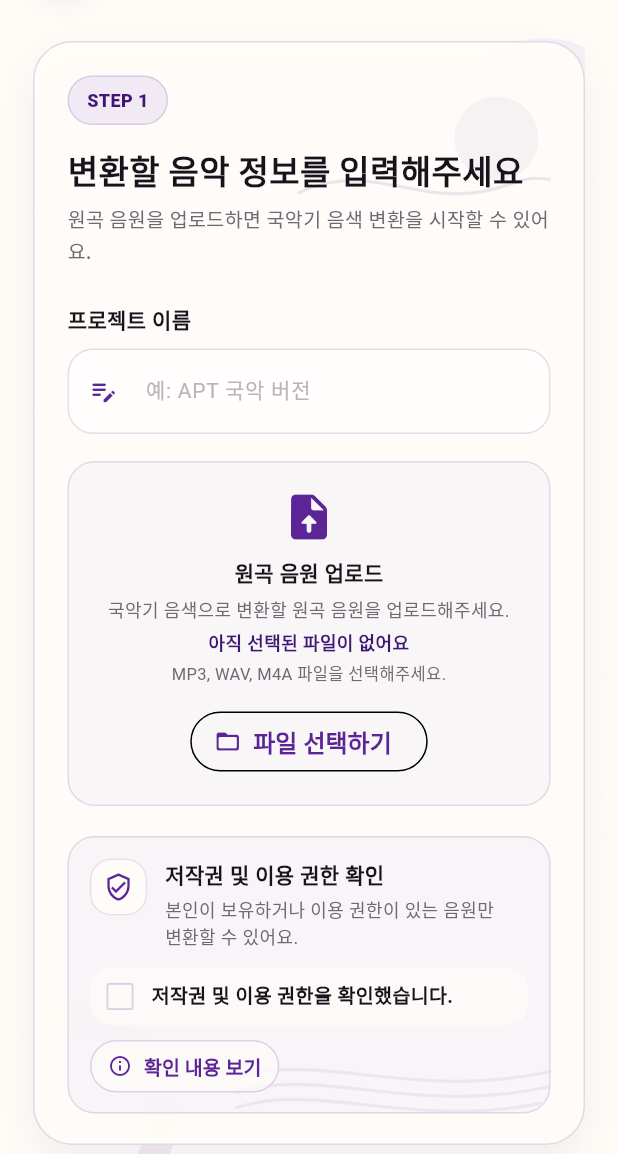
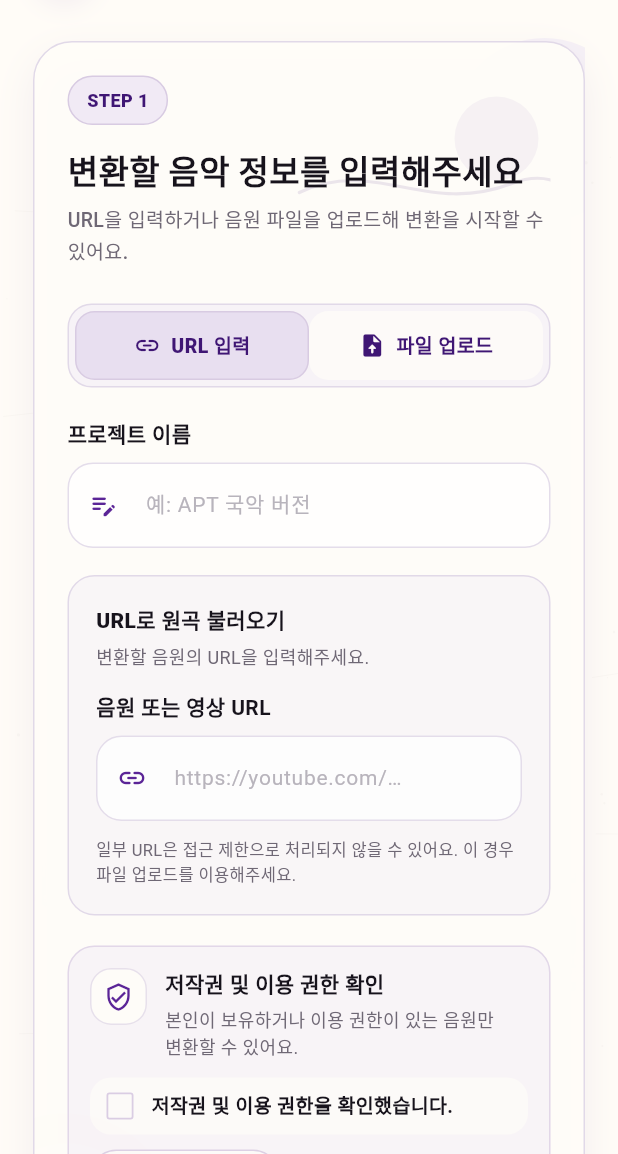
Before and after one commit to yevinn7016/Gugakify, a Flutter app: the UploadScreen screen opened by its route, on a phone screen of 412 x 824 dp, the part 82-1236 px from its top. Run offline on Flutter 3.47's test engine with Material 3 defaults, Android fonts, the phone set to English and light mode, and no system bars; our stand-ins replace file_picker, flutter_svg, go_router, just_audio, shared_preferences, video_player; accounts and stored records are empty; Roboto replaces fonts that are missing (Pretendard); project files that could hold a hidden picture were left out.

Commit message:
유튜브 URL 입력 추가

```diff
--- a/lib/features/app_state/project_state.dart
+++ b/lib/features/app_state/project_state.dart
@@ -23,6 +23,8 @@ class RecentProject {
     this.outputAudioDurationSeconds,
     this.outputVideoDurationSeconds,
     this.inputAudioFileName,
+    this.inputSourceType = 'file',
+    this.youtubeUrl,
     this.outputAudioFileName,
     this.outputVideoFileName,
     this.vocalInstrument,
@@ -52,6 +54,8 @@ class RecentProject {
   final int? outputAudioDurationSeconds;
   final int? outputVideoDurationSeconds;
   final String? inputAudioFileName;
+  final String inputSourceType;
+  final String? youtubeUrl;
   final String? outputAudioFileName;
   final String? outputVideoFileName;
   final String? vocalInstrument;
@@ -81,6 +85,8 @@ class RecentProject {
     int? outputAudioDurationSeconds,
     int? outputVideoDurationSeconds,
     String? inputAudioFileName,
+    String? inputSourceType,
+    String? youtubeUrl,
     String? outputAudioFileName,
     String? outputVideoFileName,
     String? vocalInstrument,
@@ -112,6 +118,8 @@ class RecentProject {
       outputVideoDurationSeconds:
           outputVideoDurationSeconds ?? this.outputVideoDurationSeconds,
       inputAudioFileName: inputAudioFileName ?? this.inputAudioFileName,
+      inputSourceType: inputSourceType ?? this.inputSourceType,
+      youtubeUrl: youtubeUrl ?? this.youtubeUrl,
       outputAudioFileName: outputAudioFileName ?? this.outputAudioFileName,
       outputVideoFileName: outputVideoFileName ?? this.outputVideoFileName,
       vocalInstrument: vocalInstrument ?? this.vocalInstrument,
@@ -144,6 +152,8 @@ class RecentProject {
     'outputAudioDurationSeconds': outputAudioDurationSeconds,
     'outputVideoDurationSeconds': outputVideoDurationSeconds,
     'inputAudioFileName': inputAudioFileName,
+    'inputSourceType': inputSourceType,
+    'youtubeUrl': youtubeUrl,
     'outputAudioFileName': outputAudioFileName,
     'outputVideoFileName': outputVideoFileName,
     'vocalInstrument': vocalInstrument,
@@ -181,6 +191,8 @@ class RecentProject {
       outputVideoDurationSeconds: (json['outputVideoDurationSeconds'] as num?)
           ?.toInt(),
       inputAudioFileName: json['inputAudioFileName'] as String?,
+      inputSourceType: json['inputSourceType'] as String? ?? 'file',
+      youtubeUrl: json['youtubeUrl'] as String?,
       outputAudioFileName: json['outputAudioFileName'] as String?,
       outputVideoFileName: json['outputVideoFileName'] as String?,
       vocalInstrument: json['vocalInstrument'] as String?,
@@ -201,9 +213,9 @@ class ProjectProvider extends ChangeNotifier {
 
   String projectName = '';
   String youtubeUrl = '';
-  String inputMode = 'audio_file';
+  String inputMode = 'url';
   String? uploadedVideoFileName;
-  String inputSourceType = 'audio_file';
+  String inputSourceType = 'url';
   String? inputAudioFileName;
   String? inputAudioFileExtension;
   String? inputAudioFilePath;
@@ -252,6 +264,18 @@ class ProjectProvider extends ChangeNotifier {
     notifyListeners();
   }
 
+  void setInputSourceType(String value) {
+    if (value != 'url' && value != 'file') return;
+    inputSourceType = value;
+    inputMode = value;
+    notifyListeners();
+  }
+
+  void setYoutubeUrl(String value) {
+    youtubeUrl = value;
+    notifyListeners();
+  }
+
   void setInputAudioFile({
     required String fileName,
     String? extension,
@@ -268,9 +292,9 @@ class ProjectProvider extends ChangeNotifier {
   void resetCurrentProject() {
     projectName = '';
     youtubeUrl = '';
-    inputMode = 'audio_file';
+    inputMode = 'url';
     uploadedVideoFileName = null;
-    inputSourceType = 'audio_file';
+    inputSourceType = 'url';
     inputAudioFileName = null;
     inputAudioFileExtension = null;
     inputAudioFilePath = null;
@@ -317,9 +341,10 @@ class ProjectProvider extends ChangeNotifier {
   }) {
     projectName = name.trim();
     youtubeUrl = url.trim();
-    inputMode = mode;
+    final normalizedMode = mode == 'audio_file' ? 'file' : mode;
+    inputMode = normalizedMode;
     uploadedVideoFileName = fileName;
-    inputSourceType = 'audio_file';
+    inputSourceType = normalizedMode;
     inputAudioFileName = audioFileName;
     inputAudioFileExtension = audioFileExtension;
     inputAudioFilePath = audioFilePath;
@@ -482,6 +507,9 @@ class ProjectProvider extends ChangeNotifier {
     outputAudioUrl = project.outputAudioUrl;
     outputVideoDurationSeconds = project.outputVideoDurationSeconds;
     inputAudioFileName = project.inputAudioFileName;
+    inputSourceType = project.inputSourceType;
+    inputMode = project.inputSourceType;
+    youtubeUrl = project.youtubeUrl ?? '';
     inputAudioFileExtension = null;
     inputAudioFilePath = null;
     inputAudioFileBytes = null;
@@ -520,9 +548,9 @@ class ProjectProvider extends ChangeNotifier {
     if (currentProjectId == id) {
       projectName = '';
       youtubeUrl = '';
-      inputMode = 'audio_file';
+      inputMode = 'url';
       uploadedVideoFileName = null;
-      inputSourceType = 'audio_file';
+      inputSourceType = 'url';
       inputAudioFileName = null;
       inputAudioFileExtension = null;
       inputAudioFilePath = null;
@@ -592,6 +620,8 @@ class ProjectProvider extends ChangeNotifier {
       outputAudioDurationSeconds: outputAudioDurationSeconds,
       outputVideoDurationSeconds: outputVideoDurationSeconds,
       inputAudioFileName: inputAudioFileName,
+      inputSourceType: inputSourceType,
+      youtubeUrl: youtubeUrl,
       outputAudioFileName:
           outputAudioFileName ?? buildOutputAudioFileName(projectName),
       outputVideoFileName:
--- a/lib/features/audio/presentation/screens/audio_convert_setting_screen.dart
+++ b/lib/features/audio/presentation/screens/audio_convert_setting_screen.dart
@@ -592,15 +592,19 @@ class _SelectionSummaryCard extends StatelessWidget {
         ? '선택 전'
         : _instrumentOptions[project.accompanimentInstrument] ??
               project.accompanimentInstrument!;
+    final isUrl = project.inputSourceType == 'url';
 
     return _SectionCard(
       title: '선택 요약',
       caption: '현재 선택한 국악 변환 설정입니다',
       child: Column(
         children: [
+          _SummaryRow(label: '입력 방식', value: isUrl ? 'URL 입력' : '파일 업로드'),
           _SummaryRow(
-            label: '입력 파일',
-            value: project.inputAudioFileName ?? '선택 전',
+            label: isUrl ? '입력 URL' : '입력 파일',
+            value: isUrl
+                ? project.youtubeUrl
+                : (project.inputAudioFileName ?? '선택 전'),
           ),
           _SummaryRow(
             label: '보컬 악기',
--- a/lib/features/upload/presentation/screens/upload_screen.dart
+++ b/lib/features/upload/presentation/screens/upload_screen.dart
@@ -18,6 +18,7 @@ class UploadScreen extends StatefulWidget {
 
 class _UploadScreenState extends State<UploadScreen> {
   late final TextEditingController _nameController;
+  late final TextEditingController _urlController;
   bool _copyrightChecked = false;
   String? _selectedFileName;
   String? _selectedFileExtension;
@@ -29,6 +30,7 @@ class _UploadScreenState extends State<UploadScreen> {
     super.initState();
     final project = context.read<ProjectProvider>();
     _nameController = TextEditingController(text: project.projectName);
+    _urlController = TextEditingController(text: project.youtubeUrl);
     _copyrightChecked = project.copyrightConfirmed;
     _selectedFileName = project.inputAudioFileName;
     _selectedFileExtension = project.inputAudioFileExtension;
@@ -39,15 +41,19 @@ class _UploadScreenState extends State<UploadScreen> {
   @override
   void dispose() {
     _nameController.dispose();
+    _urlController.dispose();
     super.dispose();
   }
 
   @override
   Widget build(BuildContext context) {
     final project = context.watch<ProjectProvider>();
+    final hasInput = project.inputSourceType == 'url'
+        ? project.youtubeUrl.trim().isNotEmpty
+        : project.inputAudioFileName?.trim().isNotEmpty == true;
     final canNext =
         project.projectName.trim().isNotEmpty &&
-        project.inputAudioFileName?.trim().isNotEmpty == true &&
+        hasInput &&
         project.copyrightConfirmed;
 
     return GugakifyAppScaffold(
@@ -62,9 +68,13 @@ class _UploadScreenState extends State<UploadScreen> {
               const SizedBox(height: 18),
               _UploadCard(
                 nameController: _nameController,
+                urlController: _urlController,
+                inputSourceType: project.inputSourceType,
                 copyrightChecked: _copyrightChecked,
                 selectedFileName: _selectedFileName,
                 onSelectFile: _pickAudioFile,
+                onSourceChanged: project.setInputSourceType,
+                onUrlChanged: project.setYoutubeUrl,
                 onNameChanged: (value) {
                   project.setProjectName(value);
                   setState(() {});
@@ -82,9 +92,9 @@ class _UploadScreenState extends State<UploadScreen> {
                     ? () {
                         context.read<ProjectProvider>().setUploadInfo(
                           _nameController.text,
-                          '',
+                          _urlController.text,
                           _copyrightChecked,
-                          mode: 'audio_file',
+                          mode: project.inputSourceType,
                           audioFileName: _selectedFileName,
                           audioFileExtension: _selectedFileExtension,
                           audioFilePath: _selectedFilePath,
@@ -367,18 +377,26 @@ class _CircleIconButton extends StatelessWidget {
 class _UploadCard extends StatelessWidget {
   const _UploadCard({
     required this.nameController,
+    required this.urlController,
+    required this.inputSourceType,
     required this.copyrightChecked,
     required this.selectedFileName,
     required this.onSelectFile,
+    required this.onSourceChanged,
+    required this.onUrlChanged,
     required this.onNameChanged,
     required this.onCopyrightChanged,
     required this.onShowCopyright,
   });
 
   final TextEditingController nameController;
+  final TextEditingController urlController;
+  final String inputSourceType;
   final bool copyrightChecked;
   final String? selectedFileName;
   final VoidCallback onSelectFile;
+  final ValueChanged<String> onSourceChanged;
+  final ValueChanged<String> onUrlChanged;
   final ValueChanged<String> onNameChanged;
   final ValueChanged<bool> onCopyrightChanged;
   final VoidCallback onShowCopyright;
@@ -419,7 +437,7 @@ class _UploadCard extends StatelessWidget {
               ),
               const SizedBox(height: 8),
               const Text(
-                '원곡 음원을 업로드하면 국악기 음색 변환을 시작할 수 있어요.',
+                'URL을 입력하거나 음원 파일을 업로드해 변환을 시작할 수 있어요.',
                 style: TextStyle(
                   color: AppColors.textMuted,
                   fontSize: 13,
@@ -428,6 +446,11 @@ class _UploadCard extends StatelessWidget {
                 ),
               ),
               const SizedBox(height: 24),
+              _InputSourceToggle(
+                value: inputSourceType,
+                onChanged: onSourceChanged,
+              ),
+              const SizedBox(height: 20),
               _ProjectInputField(
                 label: '프로젝트 이름',
                 hintText: '예: APT 국악 버전',
@@ -436,10 +459,13 @@ class _UploadCard extends StatelessWidget {
                 icon: Icons.edit_note_rounded,
               ),
               const SizedBox(height: 18),
-              _FileUploadBox(
-                fileName: selectedFileName,
-                onSelect: onSelectFile,
-              ),
+              if (inputSourceType == 'url')
+                _UrlInputBox(controller: urlController, onChanged: onUrlChanged)
+              else
+                _FileUploadBox(
+                  fileName: selectedFileName,
+                  onSelect: onSelectFile,
+                ),
               const SizedBox(height: 20),
               _CopyrightConfirmBox(
                 checked: copyrightChecked,
@@ -549,6 +575,148 @@ class _ProjectInputField extends StatelessWidget {
           ),
         ),
       ],
+    );
+  }
+}
+
+class _InputSourceToggle extends StatelessWidget {
+  const _InputSourceToggle({required this.value, required this.onChanged});
+
+  final String value;
+  final ValueChanged<String> onChanged;
+
+  @override
+  Widget build(BuildContext context) {
+    return Container(
+      padding: const EdgeInsets.all(4),
+      decoration: BoxDecoration(
+        color: AppColors.paleLavender.withValues(alpha: .45),
+        borderRadius: BorderRadius.circular(16),
+        border: Border.all(color: AppColors.borderSoft),
+      ),
+      child: Row(
+        children: [
+          _InputSourceButton(
+            label: 'URL 입력',
+            icon: Icons.link_rounded,
+            selected: value == 'url',
+            onTap: () => onChanged('url'),
+          ),
+          _InputSourceButton(
+            label: '파일 업로드',
+            icon: Icons.upload_file_rounded,
+            selected: value == 'file',
+            onTap: () => onChanged('file'),
+          ),
+        ],
+      ),
+    );
+  }
+}
+
+class _InputSourceButton extends StatelessWidget {
+  const _InputSourceButton({
+    required this.label,
+    required this.icon,
+    required this.selected,
+    required this.onTap,
+  });
+
+  final String label;
+  final IconData icon;
+  final bool selected;
+  final VoidCallback onTap;
+
+  @override
+  Widget build(BuildContext context) {
+    return Expanded(
+      child: InkWell(
+        onTap: onTap,
+        borderRadius: BorderRadius.circular(13),
+        child: AnimatedContainer(
+          duration: const Duration(milliseconds: 160),
+          padding: const EdgeInsets.symmetric(vertical: 12),
+          decoration: BoxDecoration(
+            color: selected
+                ? AppColors.softPurple
+                : AppColors.backgroundAlt.withValues(alpha: .7),
+            borderRadius: BorderRadius.circular(13),
+            border: Border.all(
+              color: selected ? AppColors.lightPurple : Colors.transparent,
+            ),
+          ),
+          child: Row(
+            mainAxisAlignment: MainAxisAlignment.center,
+            children: [
+              Icon(icon, size: 18, color: AppColors.deepInkPurple),
+              const SizedBox(width: 7),
+              Text(
+                label,
+                style: TextStyle(
+                  color: AppColors.deepInkPurple,
+                  fontSize: 13,
+                  fontWeight: selected ? FontWeight.w800 : FontWeight.w600,
+                ),
+              ),
+            ],
+          ),
+        ),
+      ),
+    );
+  }
+}
+
+class _UrlInputBox extends StatelessWidget {
+  const _UrlInputBox({required this.controller, required this.onChanged});
+
+  final TextEditingController controller;
+  final ValueChanged<String> onChanged;
+
+  @override
+  Widget build(BuildContext context) {
+    return Container(
+      width: double.infinity,
+      padding: const EdgeInsets.all(18),
+      decoration: BoxDecoration(
+        color: AppColors.paleLavender.withValues(alpha: .32),
+        borderRadius: BorderRadius.circular(18),
+        border: Border.all(color: AppColors.borderSoft),
+      ),
+      child: Column(
+        crossAxisAlignment: CrossAxisAlignment.start,
+        children: [
+          const Text(
+            'URL로 원곡 불러오기',
+            style: TextStyle(
+              color: AppColors.textBlack,
+              fontSize: 14,
+              fontWeight: FontWeight.w800,
+            ),
+          ),
+          const SizedBox(height: 5),
+          const Text(
+            '변환할 음원의 URL을 입력해주세요.',
+            style: TextStyle(color: AppColors.textMuted, fontSize: 12),
+          ),
+          const SizedBox(height: 14),
+          _ProjectInputField(
+            label: '음원 또는 영상 URL',
+            hintText: 'https://youtube.com/…',
+            controller: controller,
+            onChanged: onChanged,
+            icon: Icons.link_rounded,
+          ),
+          const SizedBox(height: 10),
+          const Text(
+            '일부 URL은 접근 제한으로 처리되지 않을 수 있어요. 이 경우 파일 업로드를 이용해주세요.',
+            style: TextStyle(
+              color: AppColors.textMuted,
+              fontSize: 11,
+              height: 1.45,
+            ),
+          ),
+        ],
+      ),
     );
   }
 }
```
